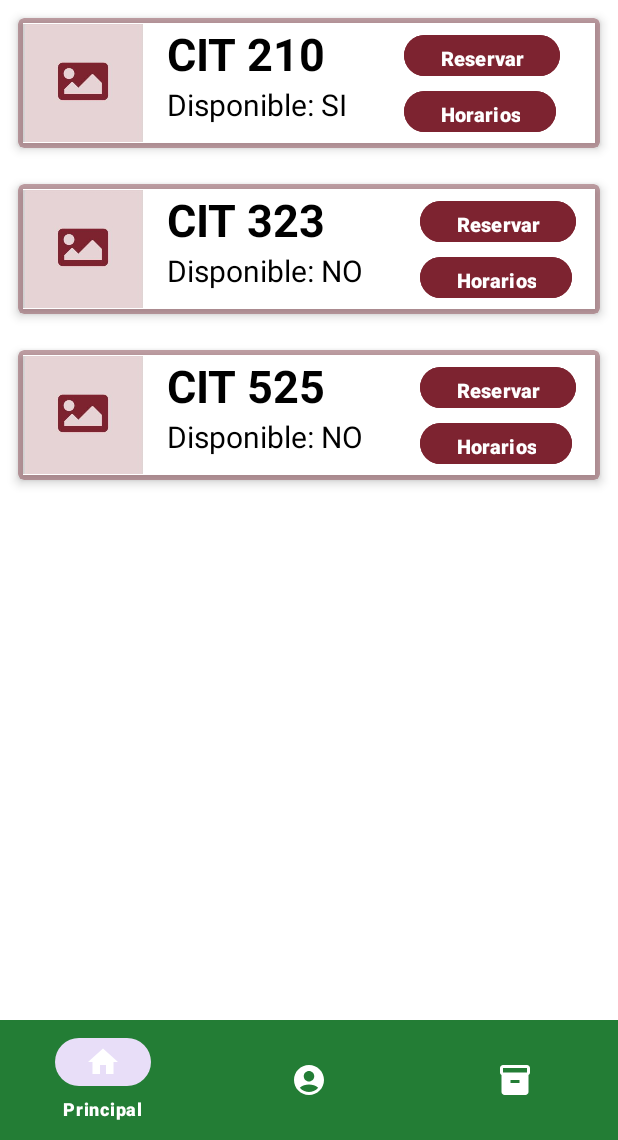
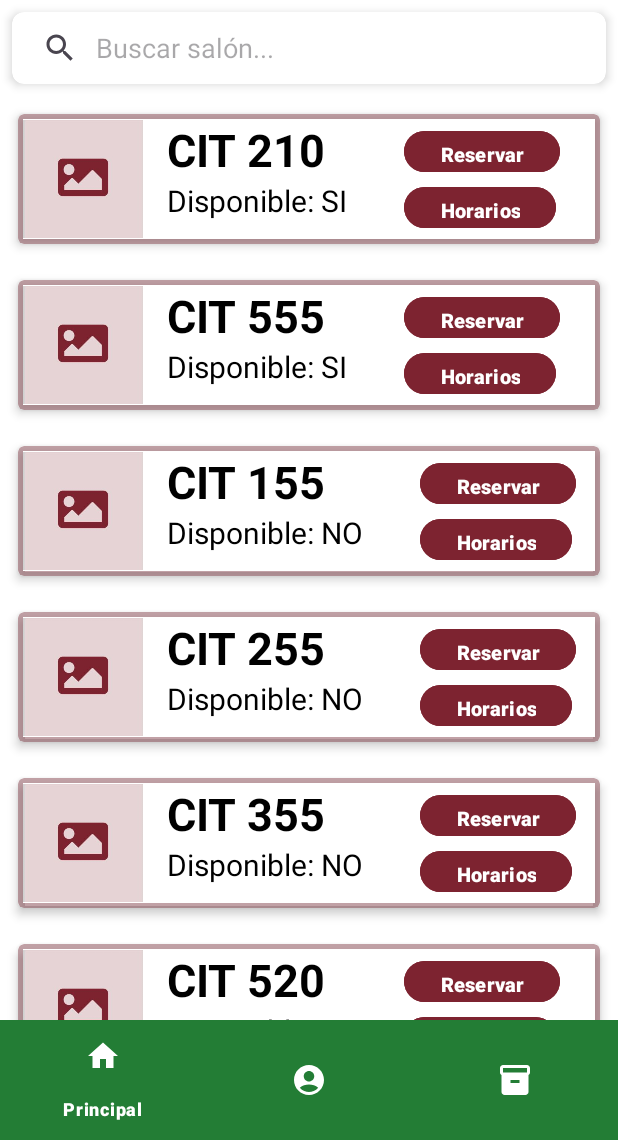
Before and after one commit to mathew-cordero/ReservaUVG, an Android app: the Home screen opened directly, with no data from a screen before it, on a phone screen of 412 x 824 dp, the part 96-1236 px from its top. Run offline under Robolectric (Android 15) with nearby library versions, the phone set to English and light mode, and no system bars.

Commit message:
Agregar searchview y cardviewcompletos

```diff
--- a/app/src/main/java/com/example/reservauvg/Aulas/Adapter.kt
+++ b/app/src/main/java/com/example/reservauvg/Aulas/Adapter.kt
@@ -9,27 +9,38 @@ import android.widget.TextView
 import androidx.recyclerview.widget.RecyclerView
 import com.example.reservauvg.R
 
-class Adapter: RecyclerView.Adapter<Adapter.ViewHolder>(){
+class Adapter(var mList: List<Salon>): RecyclerView.Adapter<Adapter.ViewHolder>(){
 
-    val titules = arrayOf("CIT 210","CIT 323", "CIT 525")
-    val disponible = arrayOf("SI","NO","NO")
-    val images = intArrayOf(R.drawable.imagen,R.drawable.imagen,R.drawable.imagen)
-    //colocamos el oncreate
+
     override fun onCreateViewHolder(viewGroup: ViewGroup, i: Int): ViewHolder {
         val v = LayoutInflater.from(viewGroup.context).inflate(R.layout.aula_layout,viewGroup,false)
         return ViewHolder(v)
+
+        //aqui configuraremos los botones.
+
     }
 
     override fun onBindViewHolder(viewHolder: ViewHolder, i: Int) {
-        viewHolder.titulo.text = titules[i]
-        viewHolder.disponibilidad.text = "Disponible: "+disponible[i]
-        viewHolder.imagen.setImageResource(images[i])
+        viewHolder.titulo.text = mList[i].nombre
+        //vemos que disponibilidad tiene
+        var disponibilidad:String
+        if(mList[i].disponibilidad){
+            disponibilidad = "SI" //si esta disponible
+        }else{
+            disponibilidad = "NO" //si no esta diponible
+        }
+        viewHolder.disponibilidad.text = "Disponible: "+disponibilidad
+        viewHolder.imagen.setImageResource(mList[i].imagen)
     }
 
     override fun getItemCount(): Int {
-        return titules.size
+        return mList.size
     }
 
+    fun setFilteredList(mList: List<Salon>){
+        this.mList = mList
+        notifyDataSetChanged()
+    }
     //clase para construir el viewholder
     inner class ViewHolder(itemView: View):RecyclerView.ViewHolder(itemView){
         var imagen:ImageView
--- /dev/null
+++ b/app/src/main/java/com/example/reservauvg/Aulas/Salon.kt
@@ -0,0 +1,3 @@
+package com.example.reservauvg.Aulas
+
+data class Salon(val nombre:String,val disponibilidad:Boolean,val imagen:Int)
--- a/app/src/main/java/com/example/reservauvg/Navegacion/Home.kt
+++ b/app/src/main/java/com/example/reservauvg/Navegacion/Home.kt
@@ -7,10 +7,15 @@ import android.view.View
 import android.view.ViewGroup
 import android.widget.ImageView
 import android.widget.LinearLayout
+import android.widget.SearchView
+import android.widget.Toast
+
 import androidx.recyclerview.widget.LinearLayoutManager
 import androidx.recyclerview.widget.RecyclerView
 import com.example.reservauvg.Aulas.Adapter
+import com.example.reservauvg.Aulas.Salon
 import com.example.reservauvg.R
+import java.util.Locale
 
 // TODO: Rename parameter arguments, choose names that match
 // the fragment initialization parameters, e.g. ARG_ITEM_NUMBER
@@ -26,7 +31,9 @@ class Home : Fragment() {
     // TODO: Rename and change types of parameters
     private var param1: String? = null
     private var param2: String? = null
-
+    private lateinit var searchView: SearchView
+    private var mList = ArrayList<Salon>()
+    private lateinit var adapter:Adapter
     override fun onCreate(savedInstanceState: Bundle?) {
         super.onCreate(savedInstanceState)
         arguments?.let {
@@ -41,9 +48,27 @@ class Home : Fragment() {
     ): View? {
         val view:View =inflater.inflate(R.layout.fragment_home, container, false)
         val milistadeAulas = view.findViewById<RecyclerView>(R.id.listadeAulas)
-        val adapter = Adapter()
+        searchView = view.findViewById(R.id.searchView)
+
+        addDataToList()
+        adapter = Adapter(mList)
         milistadeAulas.layoutManager = LinearLayoutManager(context)
         milistadeAulas.adapter=adapter
+
+
+
+        searchView.setOnQueryTextListener(object : SearchView.OnQueryTextListener {
+            override fun onQueryTextSubmit(query: String?): Boolean {
+                return false
+            }
+
+            override fun onQueryTextChange(newText: String?): Boolean {
+                filterList(newText)
+                return true
+            }
+
+
+        })
         return view
     }
 
@@ -66,4 +91,34 @@ class Home : Fragment() {
                 }
             }
     }
+
+
+    //esta funcion modifica la lista
+    private fun addDataToList() {
+        mList.add(Salon("CIT 210", true,R.drawable.imagen))
+        mList.add(Salon("CIT 555", true,R.drawable.imagen))
+        mList.add(Salon("CIT 155", false,R.drawable.imagen))
+        mList.add(Salon("CIT 255", false,R.drawable.imagen))
+        mList.add(Salon("CIT 355", false,R.drawable.imagen))
+        mList.add(Salon("CIT 520", true,R.drawable.imagen))
+
+    }
+
+    private fun filterList(query: String?) {
+
+        if (query != null) {
+            val filteredList = ArrayList<Salon>()
+            for (i in mList) {
+                if (i.nombre.lowercase(Locale.ROOT).contains(query)) {
+                    filteredList.add(i)
+                }
+            }
+
+            if (filteredList.isEmpty()) {
+                Toast.makeText(context, "Podrias volver a", Toast.LENGTH_SHORT).show()
+            } else {
+                adapter.setFilteredList(filteredList)
+            }
+        }
+    }
 }
--- a/app/src/main/res/layout/activity_login.xml
+++ b/app/src/main/res/layout/activity_login.xml
@@ -30,10 +30,11 @@
         android:id="@+id/checkBox"
         android:layout_width="wrap_content"
         android:layout_height="wrap_content"
-        android:buttonTint="@color/white"
+        android:buttonTint="@color/black"
         android:text="MANTENER INICIO"
         android:textColor="@color/white"
         android:textSize="22sp"
+        android:buttonTintMode="src_in"
         app:layout_constraintBottom_toBottomOf="parent"
         app:layout_constraintEnd_toEndOf="parent"
         app:layout_constraintHorizontal_bias="0.497"
--- a/app/src/main/res/layout/activity_navigation.xml
+++ b/app/src/main/res/layout/activity_navigation.xml
@@ -47,6 +47,7 @@
         android:background="@color/colorfondo"
         app:backgroundTint="@color/colorfondo"
         app:itemBackground="@color/colorfondo"
+        app:itemActiveIndicatorStyle="@style/BottonNavigation"
         app:labelVisibilityMode="selected"
         app:layout_constraintBottom_toBottomOf="parent"
 
--- a/app/src/main/res/layout/fragment_home.xml
+++ b/app/src/main/res/layout/fragment_home.xml
@@ -1,9 +1,11 @@
 <?xml version="1.0" encoding="utf-8"?>
 <FrameLayout xmlns:android="http://schemas.android.com/apk/res/android"
+    xmlns:card_view="http://schemas.android.com/apk/res-auto"
     xmlns:tools="http://schemas.android.com/tools"
     android:layout_width="match_parent"
     android:layout_height="match_parent"
     tools:context=".Navegacion.Home">
+
 
 
     <LinearLayout
@@ -11,9 +13,35 @@
         android:layout_height="match_parent"
         android:orientation="vertical">
 
+        <androidx.cardview.widget.CardView
+            android:id="@+id/materialCardView"
+            android:layout_width="match_parent"
+            android:layout_height="wrap_content"
+            xmlns:card_view="http://schemas.android.com/apk/res-auto"
+            android:layout_margin="8dp"
+            card_view:cardCornerRadius="8dp"
+            card_view:cardElevation="4dp"
+           >
+
+
+        <SearchView
+            android:layout_width="match_parent"
+            android:layout_height="wrap_content"
+            android:queryHint="Buscar salón..."
+            android:id="@+id/searchView"
+            android:iconifiedByDefault="false"
+            android:queryBackground="@android:color/transparent"
+
+            />
+
+    </androidx.cardview.widget.CardView>
+
         <androidx.recyclerview.widget.RecyclerView
+            android:id="@+id/listadeAulas"
             android:layout_width="match_parent"
-            android:layout_height="match_parent"
-            android:id="@+id/listadeAulas"/>
+            android:layout_height="match_parent" >
+
+        </androidx.recyclerview.widget.RecyclerView>
+
     </LinearLayout>
 </FrameLayout>
--- a/app/src/main/res/values/colors.xml
+++ b/app/src/main/res/values/colors.xml
@@ -9,4 +9,7 @@
     <color name= "blanco2">#C7C7C7</color>
     <color name="bluewidghet">#414BB2</color>
     <color name="colorwidghetclaro">#7E83424B</color>
+
+
+
 </resources>
--- a/app/src/main/res/values/themes.xml
+++ b/app/src/main/res/values/themes.xml
@@ -3,17 +3,22 @@
     <style name="Base.Theme.ReservaUVG" parent="Theme.Material3.DayNight.NoActionBar">
         <item name="colorPrimary">@color/colorfondo</item>
         <item name="colorPrimaryVariant">@color/colorfondo</item>
-        <item name = "colorOnPrimary">@color/white</item>
+        <!-- ON primary ayudara a que cuando presiones el boton se torne la animacion de un color. -->
+        <item name = "colorOnPrimary">@color/colorfondo</item>
 
-
+        <item name="android:statusBarColor">@color/colorfondo</item>
     </style>
 
     <style name="Theme.ReservaUVG" parent="Base.Theme.ReservaUVG" />
 
     <style name="BottonNavigation">
-        <item name="android:background">@color/colorfondo</item>
+
         <item name="itemIconTint">@color/white</item>
         <item name="itemTextColor">@color/white</item>
         <item name="android:itemBackground">@color/colorfondoscuro</item>
+        <item name="android:background">?android:attr/windowBackground</item>
     </style>
+
+
+
 </resources>
```
